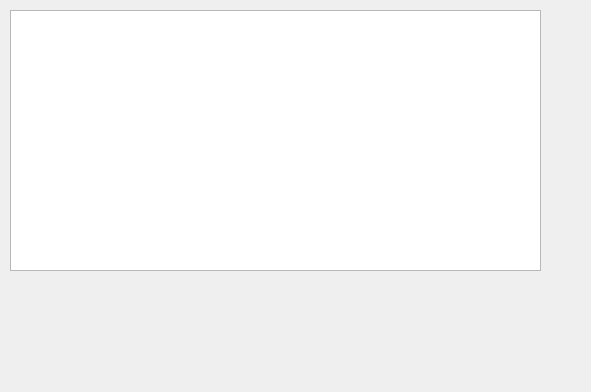
Above: client/dlgcassa.ui from tbikfalvi/Belenus before the change. Below: the same form after it.
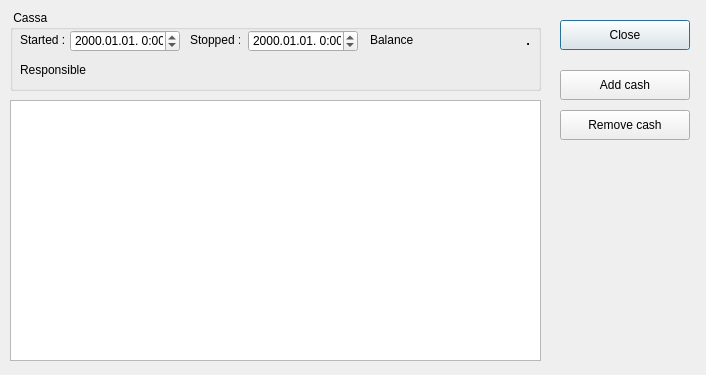
That is the form after the change.

Commit message: ... es meg mindig penztar kezeles. Nyitas, zaras megvan. Dialog folyamatban.

```diff
--- a/client/dlgcassa.ui
+++ b/client/dlgcassa.ui
@@ -6,8 +6,8 @@
    <rect>
     <x>0</x>
     <y>0</y>
-    <width>591</width>
-    <height>392</height>
+    <width>706</width>
+    <height>375</height>
    </rect>
   </property>
   <property name="windowTitle">
@@ -17,7 +17,7 @@
    <property name="geometry">
     <rect>
      <x>10</x>
-     <y>10</y>
+     <y>100</y>
      <width>531</width>
      <height>261</height>
     </rect>
@@ -41,6 +41,190 @@
     <bool>true</bool>
    </attribute>
   </widget>
+  <widget class="QGroupBox" name="gbCassa">
+   <property name="geometry">
+    <rect>
+     <x>10</x>
+     <y>10</y>
+     <width>531</width>
+     <height>81</height>
+    </rect>
+   </property>
+   <property name="title">
+    <string> Cassa </string>
+   </property>
+   <widget class="QLabel" name="lblStartDate">
+    <property name="geometry">
+     <rect>
+      <x>10</x>
+      <y>20</y>
+      <width>46</width>
+      <height>20</height>
+     </rect>
+    </property>
+    <property name="text">
+     <string>Started :</string>
+    </property>
+   </widget>
+   <widget class="QDateTimeEdit" name="dtStartDate">
+    <property name="geometry">
+     <rect>
+      <x>60</x>
+      <y>20</y>
+      <width>110</width>
+      <height>22</height>
+     </rect>
+    </property>
+    <property name="displayFormat">
+     <string>yyyy.MM.dd. H:mm</string>
+    </property>
+   </widget>
+   <widget class="QLabel" name="lblStopDate">
+    <property name="geometry">
+     <rect>
+      <x>180</x>
+      <y>20</y>
+      <width>50</width>
+      <height>20</height>
+     </rect>
+    </property>
+    <property name="text">
+     <string>Stopped :</string>
+    </property>
+   </widget>
+   <widget class="QDateTimeEdit" name="dtStopDate">
+    <property name="geometry">
+     <rect>
+      <x>238</x>
+      <y>20</y>
+      <width>110</width>
+      <height>22</height>
+     </rect>
+    </property>
+    <property name="displayFormat">
+     <string>yyyy.MM.dd. H:mm</string>
+    </property>
+   </widget>
+   <widget class="QLabel" name="lblBalance">
+    <property name="geometry">
+     <rect>
+      <x>360</x>
+      <y>20</y>
+      <width>46</width>
+      <height>20</height>
+     </rect>
+    </property>
+    <property name="text">
+     <string>Balance :</string>
+    </property>
+   </widget>
+   <widget class="QLabel" name="lblBalanceValue">
+    <property name="geometry">
+     <rect>
+      <x>410</x>
+      <y>20</y>
+      <width>110</width>
+      <height>20</height>
+     </rect>
+    </property>
+    <property name="font">
+     <font>
+      <pointsize>10</pointsize>
+      <weight>75</weight>
+      <bold>true</bold>
+     </font>
+    </property>
+    <property name="text">
+     <string>.</string>
+    </property>
+    <property name="alignment">
+     <set>Qt::AlignRight|Qt::AlignTrailing|Qt::AlignVCenter</set>
+    </property>
+   </widget>
+   <widget class="QLabel" name="lblOwner">
+    <property name="geometry">
+     <rect>
+      <x>10</x>
+      <y>50</y>
+      <width>70</width>
+      <height>20</height>
+     </rect>
+    </property>
+    <property name="text">
+     <string>Responsible :</string>
+    </property>
+   </widget>
+   <widget class="QLabel" name="lblUser">
+    <property name="geometry">
+     <rect>
+      <x>80</x>
+      <y>50</y>
+      <width>270</width>
+      <height>20</height>
+     </rect>
+    </property>
+    <property name="text">
+     <string> </string>
+    </property>
+   </widget>
+  </widget>
+  <widget class="QPushButton" name="pbClose">
+   <property name="geometry">
+    <rect>
+     <x>560</x>
+     <y>20</y>
+     <width>130</width>
+     <height>30</height>
+    </rect>
+   </property>
+   <property name="text">
+    <string>Close</string>
+   </property>
+   <property name="iconSize">
+    <size>
+     <width>20</width>
+     <height>20</height>
+    </size>
+   </property>
+  </widget>
+  <widget class="QPushButton" name="pbCashAdd">
+   <property name="geometry">
+    <rect>
+     <x>560</x>
+     <y>70</y>
+     <width>130</width>
+     <height>30</height>
+    </rect>
+   </property>
+   <property name="text">
+    <string>Add cash</string>
+   </property>
+   <property name="iconSize">
+    <size>
+     <width>20</width>
+     <height>20</height>
+    </size>
+   </property>
+  </widget>
+  <widget class="QPushButton" name="pbCashGet">
+   <property name="geometry">
+    <rect>
+     <x>560</x>
+     <y>110</y>
+     <width>130</width>
+     <height>30</height>
+    </rect>
+   </property>
+   <property name="text">
+    <string>Remove cash</string>
+   </property>
+   <property name="iconSize">
+    <size>
+     <width>20</width>
+     <height>20</height>
+    </size>
+   </property>
+  </widget>
  </widget>
  <resources/>
  <connections/>
```
The commit also changes 7 other files.
